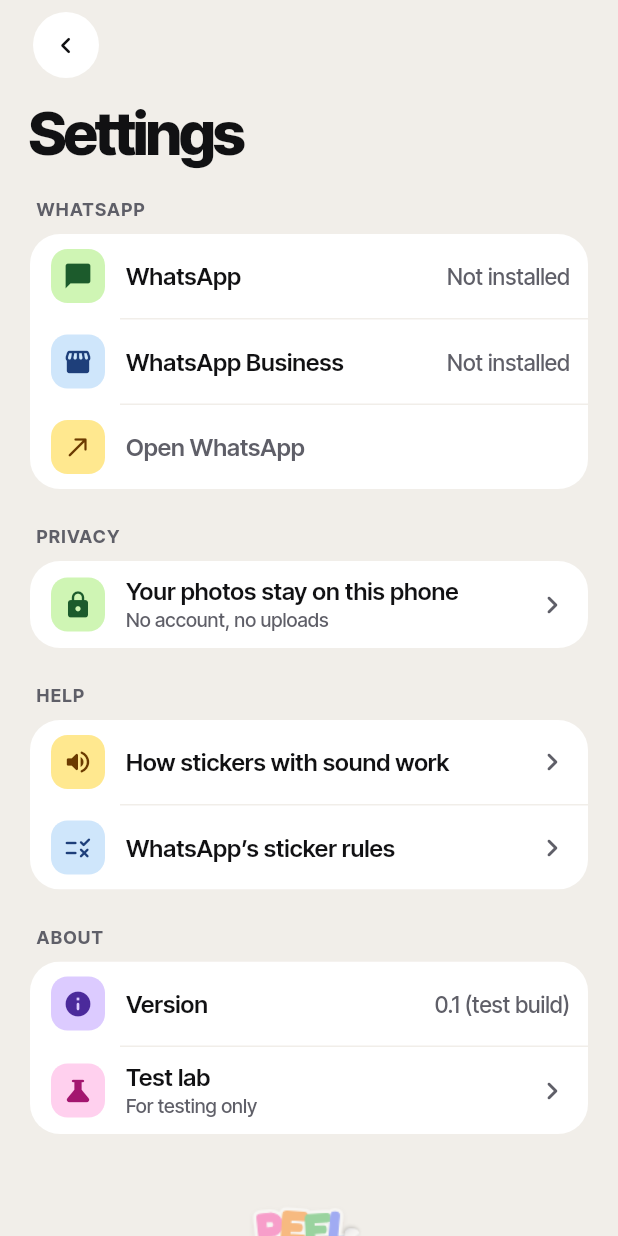
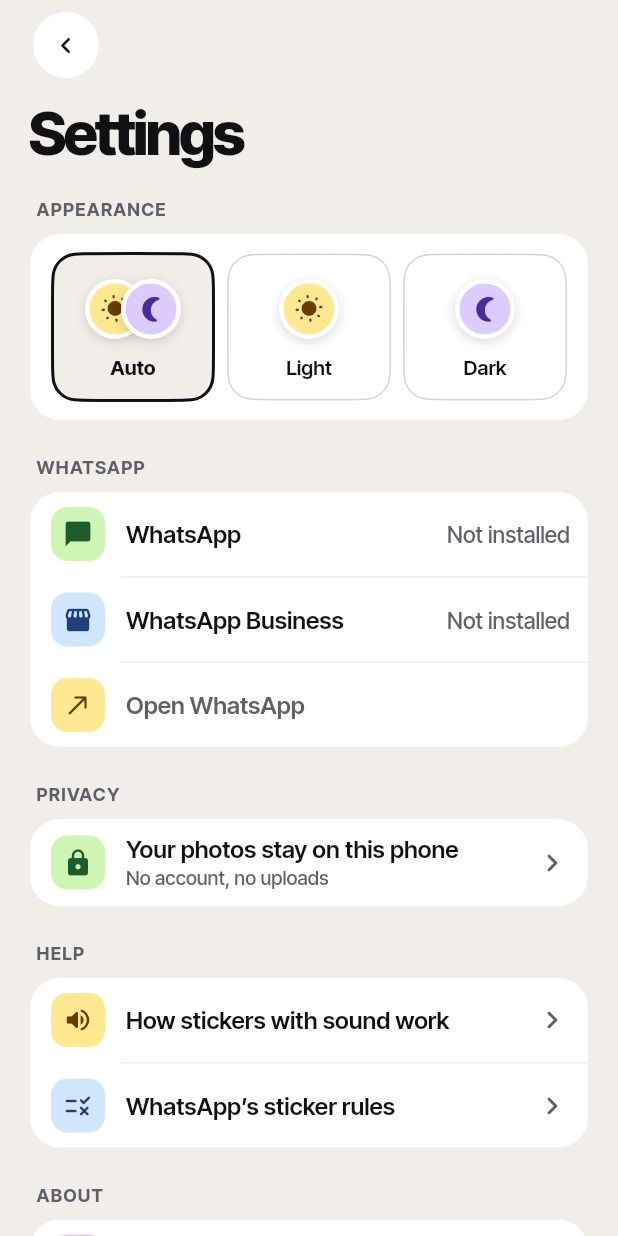
Before and after one commit to shamsu07/peel, a Flutter app: the screen it shows after launch, after a tap on the "settings" icon, on a phone screen of 412 x 824 dp. Run offline on Flutter 3.47's test engine with Material 3 defaults, Android fonts, the phone set to English and light mode, and no system bars; our stand-ins replace file_picker, flutter_riverpod, go_router, google_fonts, image_picker, just_audio and 4 more; missing offline and left inert: audio_session, dart:ffi, gal, record; statements that could not run were skipped.

Commit message:
Add an Appearance setting with sun and moon stickers
Auto (the default) follows the phone; Light and Dark override it. The
choice is saved and read before the first frame.

```diff
--- a/app/lib/app.dart
+++ b/app/lib/app.dart
@@ -4,6 +4,7 @@ import 'package:go_router/go_router.dart';
 import 'package:material_ui/material_ui.dart';
 
 import 'app_state.dart';
+import 'core/appearance.dart';
 import 'core/audio.dart';
 import 'core/design/theme.dart';
 import 'core/design/tokens.dart';
@@ -34,7 +35,6 @@ class _PeelAppState extends ConsumerState<PeelApp> with WidgetsBindingObserver {
   void initState() {
     super.initState();
     WidgetsBinding.instance.addObserver(this);
-    PeelColors.dark = _systemDark;
     if (widget.warmUp) {
       WidgetsBinding.instance.addPostFrameCallback((_) => _warmUp());
     }
@@ -75,9 +75,8 @@ class _PeelAppState extends ConsumerState<PeelApp> with WidgetsBindingObserver {
   /// Follows the phone's light/dark setting while the app is open.
   @override
   void didChangePlatformBrightness() {
-    if (_systemDark != PeelColors.dark) {
-      setState(() => PeelColors.dark = _systemDark);
-    }
+    // Only matters on Auto; build() works out the mode.
+    if (ref.read(appearanceProvider) == Appearance.system) setState(() {});
   }
 
   @override
@@ -89,7 +88,12 @@ class _PeelAppState extends ConsumerState<PeelApp> with WidgetsBindingObserver {
 
   @override
   Widget build(BuildContext context) {
-    final dark = PeelColors.dark;
+    final dark = switch (ref.watch(appearanceProvider)) {
+      Appearance.system => _systemDark,
+      Appearance.light => false,
+      Appearance.dark => true,
+    };
+    PeelColors.dark = dark;
     // Colours are read when widgets build, so a mode change rebuilds the
     // whole app (the key); the router keeps where you were.
     return AnnotatedRegion<SystemUiOverlayStyle>(
--- /dev/null
+++ b/app/lib/core/appearance.dart
@@ -0,0 +1,42 @@
+import 'dart:io';
+
+import 'package:flutter_riverpod/flutter_riverpod.dart';
+import 'package:path_provider/path_provider.dart';
+
+/// Light, dark, or whatever the phone uses (the default).
+enum Appearance { system, light, dark }
+
+/// The saved choice, read once before the app starts so the first frame
+/// is already in the right mode.
+Appearance initialAppearance = Appearance.system;
+
+Future<File> _file() async =>
+    File('${(await getApplicationSupportDirectory()).path}/appearance.txt');
+
+Future<void> loadAppearance() async {
+  try {
+    final f = await _file();
+    if (!await f.exists()) return;
+    final name = (await f.readAsString()).trim();
+    initialAppearance = Appearance.values.firstWhere(
+      (a) => a.name == name,
+      orElse: () => Appearance.system,
+    );
+  } catch (_) {}
+}
+
+class AppearanceNotifier extends Notifier<Appearance> {
+  @override
+  Appearance build() => initialAppearance;
+
+  Future<void> set(Appearance a) async {
+    state = a;
+    try {
+      await (await _file()).writeAsString(a.name, flush: true);
+    } catch (_) {}
+  }
+}
+
+final appearanceProvider = NotifierProvider<AppearanceNotifier, Appearance>(
+  AppearanceNotifier.new,
+);
--- a/app/lib/features/settings/settings_screen.dart
+++ b/app/lib/features/settings/settings_screen.dart
@@ -5,6 +5,7 @@ import 'package:go_router/go_router.dart';
 import 'package:material_ui/material_ui.dart';
 
 import '../../app_state.dart';
+import '../../core/appearance.dart';
 import '../../core/design/tokens.dart';
 import '../../core/design/typography.dart';
 import '../../core/routing/routes.dart';
@@ -61,6 +62,27 @@ class _SettingsScreenState extends ConsumerState<SettingsScreen> {
               child: Text('Settings', style: PeelType.title()),
             ),
             const SizedBox(height: 24),
+            SettingsGroup(
+              title: 'Appearance',
+              children: [
+                Padding(
+                  padding: const EdgeInsets.fromLTRB(10, 12, 10, 12),
+                  child: Row(
+                    children: [
+                      for (final a in Appearance.values)
+                        Expanded(
+                          child: _AppearanceOption(
+                            appearance: a,
+                            selected: ref.watch(appearanceProvider) == a,
+                            onTap: () =>
+                                ref.read(appearanceProvider.notifier).set(a),
+                          ),
+                        ),
+                    ],
+                  ),
+                ),
+              ],
+            ),
             SettingsGroup(
               title: 'WhatsApp',
               children: [
@@ -395,3 +417,101 @@ class InfoPage extends StatelessWidget {
     );
   }
 }
+
+/// One appearance choice, shown with little die-cut stickers: a sun for
+/// Light, a moon for Dark, and both for Auto.
+class _AppearanceOption extends StatelessWidget {
+  const _AppearanceOption({
+    required this.appearance,
+    required this.selected,
+    required this.onTap,
+  });
+
+  final Appearance appearance;
+  final bool selected;
+  final VoidCallback onTap;
+
+  static Widget _sticker(IconData icon, InkPair pair, double tilt) =>
+      Transform.rotate(
+        angle: tilt,
+        child: Container(
+          width: 40,
+          height: 40,
+          decoration: BoxDecoration(
+            color: pair.fill,
+            shape: BoxShape.circle,
+            border: Border.all(color: PeelColors.white, width: 3),
+            boxShadow: const [
+              BoxShadow(
+                color: Color(0x26000000),
+                blurRadius: 6,
+                offset: Offset(0, 2),
+              ),
+            ],
+          ),
+          child: Icon(icon, size: 20, color: pair.ink),
+        ),
+      );
+
+  @override
+  Widget build(BuildContext context) {
+    final sun = _sticker(Icons.wb_sunny_rounded, PeelPairs.butter, -0.12);
+    final moon = _sticker(Icons.nightlight_round, PeelPairs.lilac, 0.12);
+    final (String label, Widget art) = switch (appearance) {
+      Appearance.system => (
+        'Auto',
+        SizedBox(
+          width: 64,
+          height: 44,
+          child: Stack(
+            children: [
+              Positioned(left: 0, top: 2, child: sun),
+              Positioned(right: 0, top: 2, child: moon),
+            ],
+          ),
+        ),
+      ),
+      Appearance.light => ('Light', sun),
+      Appearance.dark => ('Dark', moon),
+    };
+    return Semantics(
+      button: true,
+      selected: selected,
+      label: appearance == Appearance.system
+          ? 'Auto: match the phone'
+          : '$label mode',
+      excludeSemantics: true,
+      child: GestureDetector(
+        behavior: HitTestBehavior.opaque,
+        onTap: onTap,
+        child: AnimatedContainer(
+          duration: const Duration(milliseconds: 160),
+          margin: const EdgeInsets.symmetric(horizontal: 4),
+          padding: const EdgeInsets.symmetric(vertical: 12),
+          decoration: ShapeDecoration(
+            color: selected ? PeelColors.paper : Colors.transparent,
+            shape: RoundedSuperellipseBorder(
+              borderRadius: BorderRadius.circular(18),
+              side: BorderSide(
+                color: selected ? PeelColors.ink : PeelColors.hairline,
+                width: selected ? 2 : 1,
+              ),
+            ),
+          ),
+          child: Column(
+            children: [
+              SizedBox(height: 48, child: Center(child: art)),
+              const SizedBox(height: 6),
+              Text(
+                label,
+                style: PeelType.caption(color: PeelColors.ink).copyWith(
+                  fontWeight: selected ? FontWeight.w700 : FontWeight.w600,
+                ),
+              ),
+            ],
+          ),
+        ),
+      ),
+    );
+  }
+}
--- a/app/lib/main.dart
+++ b/app/lib/main.dart
@@ -5,8 +5,9 @@ import 'package:flutter_riverpod/flutter_riverpod.dart';
 import 'package:google_fonts/google_fonts.dart';
 
 import 'app.dart';
+import 'core/appearance.dart';
 
-void main() {
+Future<void> main() async {
   WidgetsFlutterBinding.ensureInitialized();
   // A sticker app shows many small images: keep the cache modest so the
   // app stays light on 2–3 GB phones.
@@ -17,6 +18,7 @@ void main() {
   // work offline, and stickers never get a stand-in font.
   GoogleFonts.config.allowRuntimeFetching = false;
   LicenseRegistry.addLicense(_fontLicenses);
+  await loadAppearance();
   runApp(const ProviderScope(child: PeelApp()));
 }
 
```
